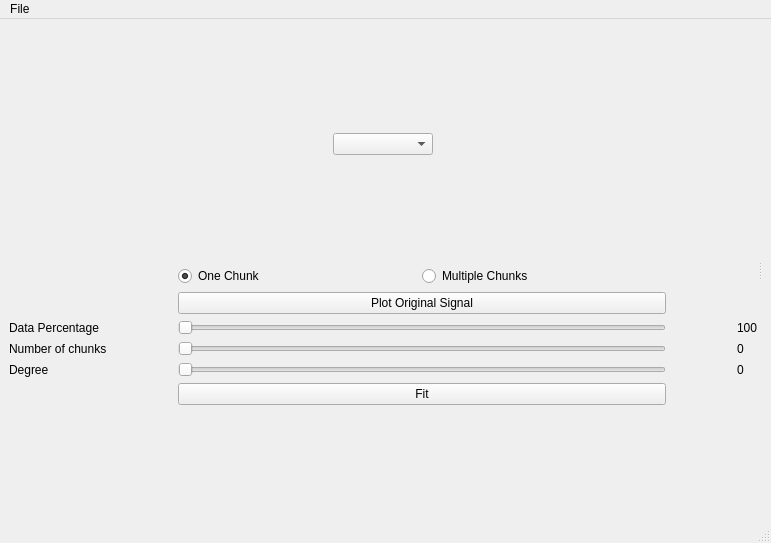
Above: gui_main.ui from Mohamed-Ibrahim-01/curve-fitting before the change. Below: the same form after it.
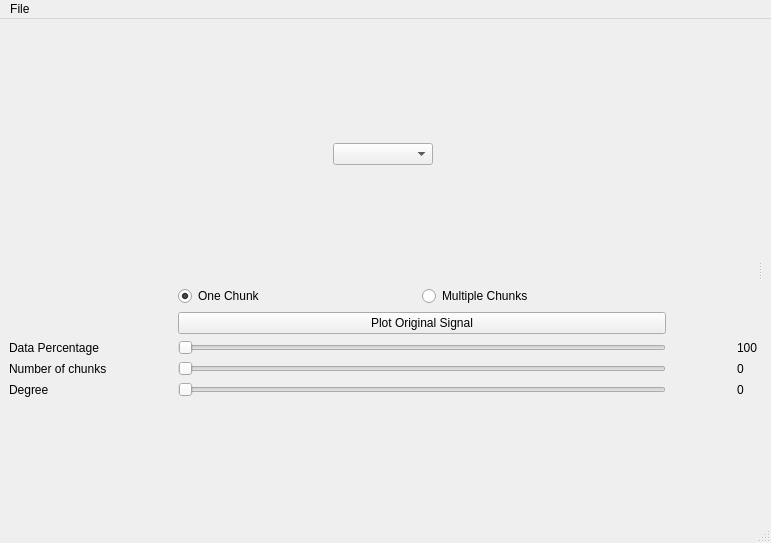
That is the form after the change.

Commit message: removing Fit button from ui

What changed in the file:
```diff
--- a/gui_main.ui
+++ b/gui_main.ui
@@ -83,13 +83,6 @@
             </property>
            </widget>
           </item>
-          <item row="5" column="1">
-           <widget class="QPushButton" name="fitting_button">
-            <property name="text">
-             <string>Fit</string>
-            </property>
-           </widget>
-          </item>
           <item row="4" column="1">
            <widget class="QSlider" name="polynomial_degree_slider">
             <property name="minimumSize">
```
Left out of the diff: 56 changed lines with no effect on the pictures.
